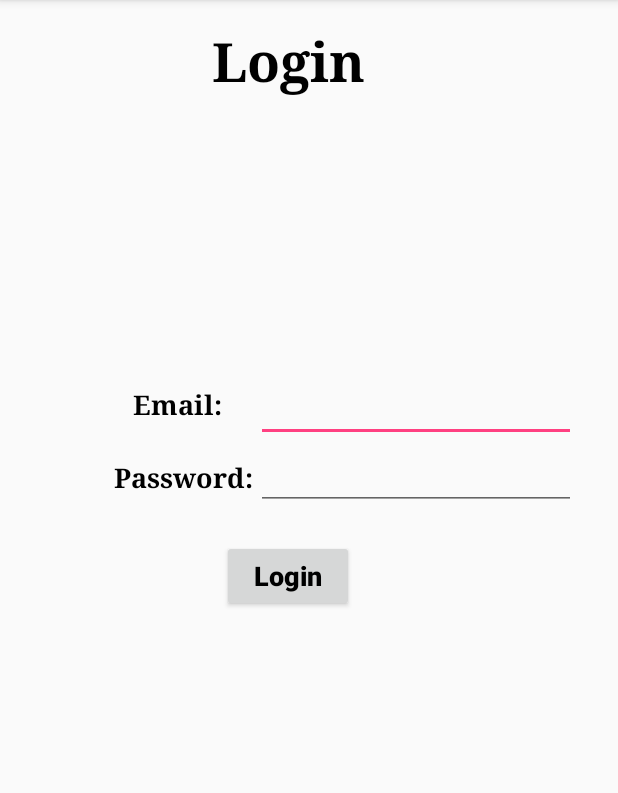
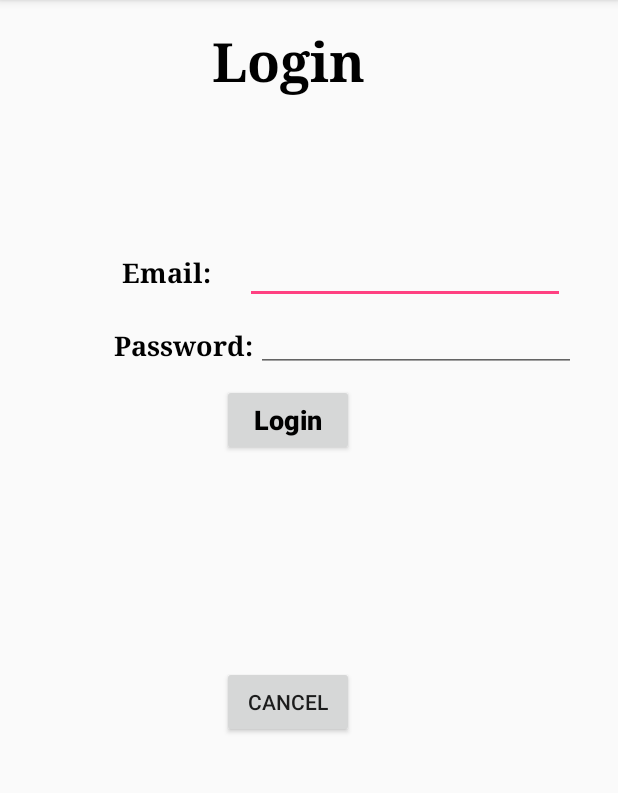
Before and after one commit to nevster97/Here-for-a-Good-Time, an Android app: the SecondActivity screen opened directly, with no data from a screen before it, after a tap on "Login", on a phone screen of 412 x 824 dp, the part 84-877 px from its top. Run offline under Robolectric (Android 15) with nearby library versions, the phone set to English and light mode, and no system bars.

Commit message:
Updated User/Pass

```diff
--- a/DonationTracker/app/src/main/java/com/example/kory/donationtracker/SecondActivity.java
+++ b/DonationTracker/app/src/main/java/com/example/kory/donationtracker/SecondActivity.java
@@ -32,7 +32,7 @@ public class SecondActivity extends AppCompatActivity {
         String emailString = (String) edit.getText().toString();
         String emailString1 = (String) edit1.getText().toString();
 
-        if (emailString.equals("HFAGT") && emailString1.equals("1234")) {
+        if (emailString.equals("user") && emailString1.equals("pass")) {
             Intent randomIntent = new Intent(this, ThirdActivity.class);
             startActivity(randomIntent);
         } else {
@@ -43,5 +43,11 @@ public class SecondActivity extends AppCompatActivity {
         }
     }
 
+    public void onButtonPress4(View view) {
+        Intent randomIntent = new Intent(this, MainActivity.class);
+        startActivity(randomIntent);
+    }
+
+
 
 }
--- a/DonationTracker/app/src/main/res/layout/activity_second.xml
+++ b/DonationTracker/app/src/main/res/layout/activity_second.xml
@@ -30,11 +30,14 @@
         android:layout_width="wrap_content"
         android:layout_height="wrap_content"
         android:layout_marginEnd="28dp"
+        android:layout_marginLeft="8dp"
         android:layout_marginRight="28dp"
-        android:layout_marginTop="184dp"
+        android:layout_marginStart="8dp"
+        android:layout_marginTop="92dp"
         android:ems="10"
         android:inputType="textEmailAddress"
         app:layout_constraintEnd_toEndOf="parent"
+        app:layout_constraintStart_toEndOf="@+id/textView6"
         app:layout_constraintTop_toBottomOf="@+id/textView5" />
 
     <EditText
@@ -56,13 +59,14 @@
         android:layout_marginLeft="74dp"
         android:layout_marginRight="8dp"
         android:layout_marginStart="74dp"
-        android:layout_marginTop="192dp"
+        android:layout_marginTop="104dp"
         android:text="Email:"
         android:textColor="@android:color/black"
         android:textSize="18sp"
         android:textStyle="bold"
         app:fontFamily="serif"
         app:layout_constraintEnd_toStartOf="@+id/editText"
+        app:layout_constraintHorizontal_bias="0.0"
         app:layout_constraintStart_toStartOf="parent"
         app:layout_constraintTop_toBottomOf="@+id/textView5" />
 
@@ -93,7 +97,7 @@
         android:layout_marginLeft="148dp"
         android:layout_marginRight="148dp"
         android:layout_marginStart="148dp"
-        android:layout_marginTop="20dp"
+        android:layout_marginTop="8dp"
         android:onClick="onButtonPress3"
         android:text="Login"
         android:textAllCaps="false"
@@ -105,5 +109,21 @@
         app:layout_constraintStart_toStartOf="parent"
         app:layout_constraintTop_toBottomOf="@+id/editText2" />
 
+    <Button
+        android:id="@+id/button3"
+        android:layout_width="wrap_content"
+        android:layout_height="wrap_content"
+        android:layout_marginEnd="148dp"
+        android:layout_marginLeft="148dp"
+        android:layout_marginRight="148dp"
+        android:layout_marginStart="148dp"
+        android:layout_marginTop="140dp"
+        android:onClick="onButtonPress4"
+        android:text="Cancel"
+        app:layout_constraintEnd_toEndOf="parent"
+        app:layout_constraintHorizontal_bias="0.0"
+        app:layout_constraintStart_toStartOf="parent"
+        app:layout_constraintTop_toBottomOf="@+id/button2" />
+
 
 </android.support.constraint.ConstraintLayout>
```
